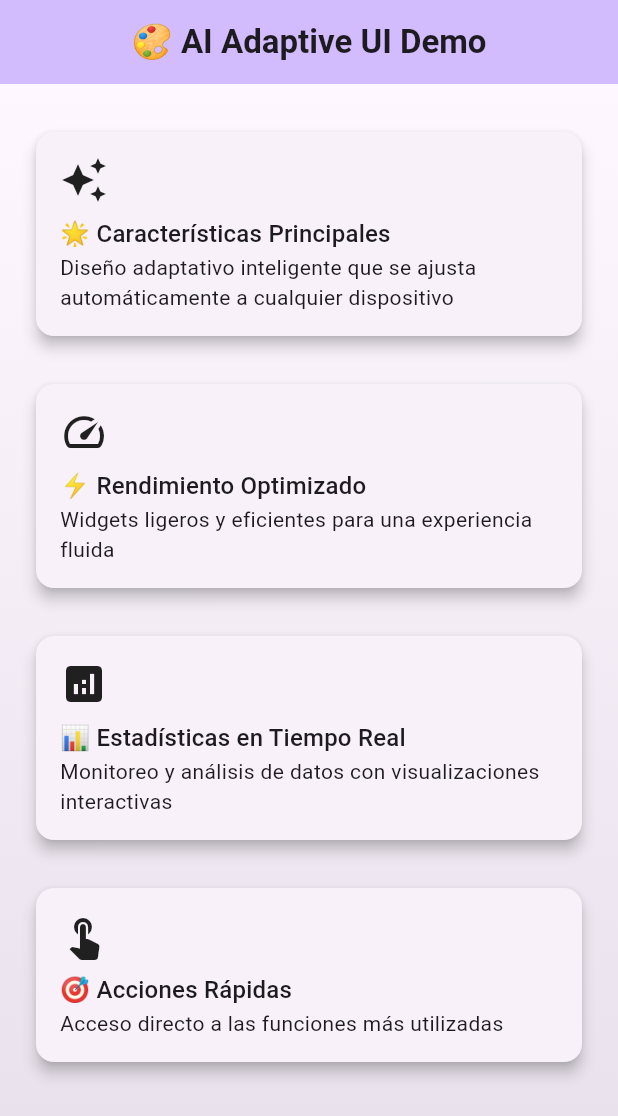
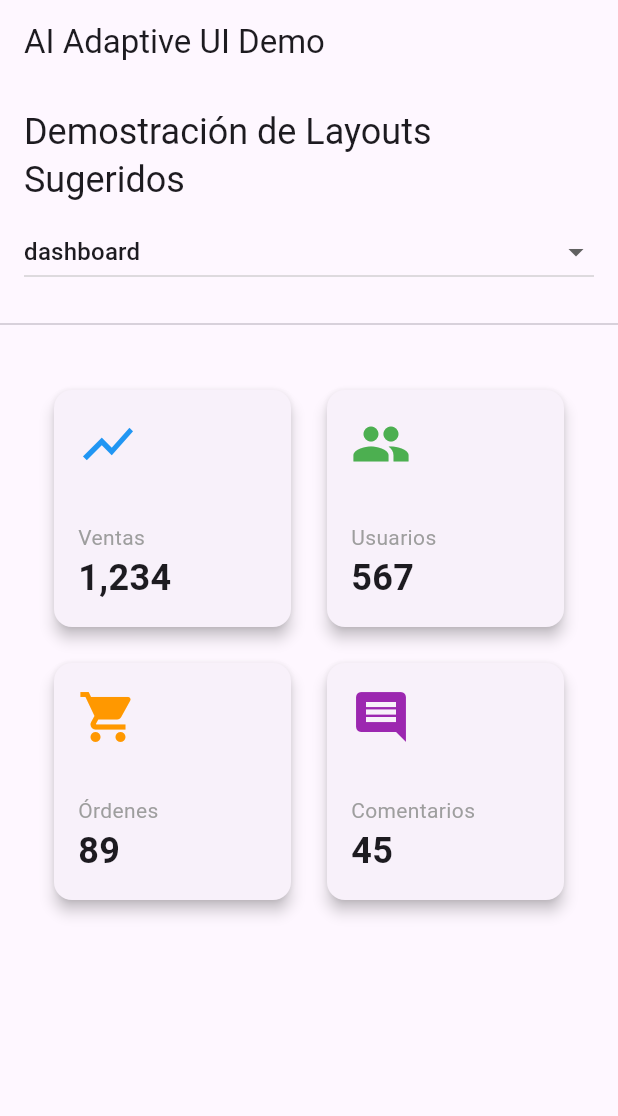
Before and after one commit to Alsahim0420/ai_adaptive_ui, a Flutter app: the screen it shows after launch, on a phone screen of 412 x 824 dp. Shown: the top 1116 px of the screen. Run offline on Flutter 3.47's test engine with Material 3 defaults, Android fonts, the phone set to English and light mode, and no system bars.

Commit message:
feat(demo): Añadir una demostración visual completa de los layouts sugeridos
Se crea un nuevo archivo `ai_suggestion_demo.dart` que implementa una aplicación de demostración utilizando `AiLayoutSuggestor`. La aplicación permite a los usuarios seleccionar diferentes tipos de layouts a través de un DropdownButton y muestra el layout sugerido dinámicamente. Se actualiza `main.dart` para utilizar esta nueva demostración y se ajustan las pruebas para verificar el funcionamiento correcto de la nueva funcionalidad.

```diff
--- a/example/lib/main.dart
+++ b/example/lib/main.dart
@@ -1,218 +1,106 @@
+import 'package:ai_adaptive_ui/ai_adaptive_ui.dart';
 import 'package:flutter/material.dart';
-import 'package:ai_adaptive_ui/ai_adaptive_ui.dart';
+
+// Este archivo sirve como el ejemplo principal para la librería ai_adaptive_ui.
+// Demuestra cómo usar el AiLayoutSuggestor para generar y mostrar dinámicamente
+// diferentes plantillas de UI predefinidas.
 
 void main() {
-  runApp(const MyApp());
+  runApp(const MainExampleApp());
 }
 
-/// Aplicación principal que demuestra el uso del paquete ai_adaptive_ui
-class MyApp extends StatelessWidget {
-  const MyApp({super.key});
+class MainExampleApp extends StatelessWidget {
+  const MainExampleApp({super.key});
 
   @override
   Widget build(BuildContext context) {
+    // 1. Configuración de la aplicación principal con Material 3.
     return MaterialApp(
       title: 'AI Adaptive UI Demo',
       debugShowCheckedModeBanner: false,
       theme: ThemeData(
         useMaterial3: true,
         colorSchemeSeed: Colors.deepPurple,
-        // Configuración adicional para un diseño más moderno
-        cardTheme: const CardTheme(
-          elevation: 4,
-          margin: EdgeInsets.all(8),
+        brightness: Brightness.light,
       ),
+      darkTheme: ThemeData(
+        useMaterial3: true,
+        colorSchemeSeed: Colors.deepPurple,
+        brightness: Brightness.dark,
       ),
-      home: const MyHomePage(),
+      home: const SuggestionDemoScreen(),
     );
   }
 }
 
-/// Página principal que demuestra los layouts adaptativos
-class MyHomePage extends StatelessWidget {
-  const MyHomePage({super.key});
+// 4. StatefulWidget para manejar el estado de la selección del layout.
+class SuggestionDemoScreen extends StatefulWidget {
+  const SuggestionDemoScreen({super.key});
+
+  @override
+  State<SuggestionDemoScreen> createState() => _SuggestionDemoScreenState();
+}
+
+class _SuggestionDemoScreenState extends State<SuggestionDemoScreen> {
+  // El tipo de layout actualmente seleccionado.
+  SuggestedLayoutType _selectedLayout = SuggestedLayoutType.dashboard;
+
+  // Instancia del sugeridor de layouts.
+  final AiLayoutSuggestor _suggestor = AiLayoutSuggestor();
 
   @override
   Widget build(BuildContext context) {
     return Scaffold(
       appBar: AppBar(
-        title: const Text(
-          '🎨 AI Adaptive UI Demo',
-          style: TextStyle(fontWeight: FontWeight.bold),
+        title: const Text('AI Adaptive UI Demo'),
       ),
-        backgroundColor: Theme.of(context).colorScheme.inversePrimary,
-        elevation: 0,
-        centerTitle: true,
+      // 5. El layout principal es una columna para organizar los widgets.
+      body: Column(
+        crossAxisAlignment: CrossAxisAlignment.stretch,
+        children: [
+          Padding(
+            padding: const EdgeInsets.all(16.0),
+            child: Column(
+              crossAxisAlignment: CrossAxisAlignment.start,
+              children: [
+                Text(
+                  'Demostración de Layouts Sugeridos',
+                  style: Theme.of(context).textTheme.headlineSmall,
                 ),
-      body: Container(
-        decoration: BoxDecoration(
-          gradient: LinearGradient(
-            begin: Alignment.topCenter,
-            end: Alignment.bottomCenter,
-            colors: [
-              Theme.of(context).colorScheme.surface,
-              Theme.of(context).colorScheme.surfaceVariant,
+                const SizedBox(height: 8),
+                // 2. DropdownButton para seleccionar un tipo de layout.
+                // 6. Se usa .values.map() para crear los items del dropdown.
+                DropdownButton<SuggestedLayoutType>(
+                  value: _selectedLayout,
+                  isExpanded: true,
+                  items: SuggestedLayoutType.values
+                      .map((type) => DropdownMenuItem(
+                            value: type,
+                            child: Text(type.name),
+                          ))
+                      .toList(),
+                  onChanged: (newValue) {
+                    if (newValue != null) {
+                      // Actualiza el estado para que la UI se redibuje.
+                      setState(() {
+                        _selectedLayout = newValue;
+                      });
+                    }
+                  },
+                ),
               ],
             ),
           ),
+          const Divider(),
+          // 3. El widget generado por el AiLayoutSuggestor se muestra aquí.
+          Expanded(
             child: Padding(
               padding: const EdgeInsets.all(16.0),
-          child: AdaptiveLayout(
-            // Layout para pantallas pequeñas (móviles)
-            small: (context) => _buildSmallLayout(context),
-            // Layout para pantallas medianas (tablets)
-            medium: (context) => _buildMediumLayout(context),
-            // Layout para pantallas grandes (desktop)
-            large: (context) => _buildLargeLayout(context),
-          ),
-        ),
-      ),
-    );
-  }
-
-  /// Layout para pantallas pequeñas: Lista vertical con tarjetas apiladas
-  Widget _buildSmallLayout(BuildContext context) {
-    return ListView(
-      padding: const EdgeInsets.symmetric(vertical: 8),
-      children: [
-        _buildInfoCard(context),
-        const SizedBox(height: 16),
-        _buildFeatureCard(context),
-        const SizedBox(height: 16),
-        _buildStatsCard(context),
-        const SizedBox(height: 16),
-        _buildActionCard(context),
-      ],
-    );
-  }
-
-  /// Layout para pantallas medianas: Fila horizontal con tarjetas expandidas
-  Widget _buildMediumLayout(BuildContext context) {
-    return Row(
-      crossAxisAlignment: CrossAxisAlignment.start,
-      children: [
-        Expanded(
-          child: Column(
-            children: [
-              _buildInfoCard(context),
-              const SizedBox(height: 16),
-              _buildFeatureCard(context),
-            ],
-          ),
-        ),
-        const SizedBox(width: 16),
-        Expanded(
-          child: Column(
-            children: [
-              _buildStatsCard(context),
-              const SizedBox(height: 16),
-              _buildActionCard(context),
-            ],
+              // El widget cambia dinámicamente.
+              child: _suggestor.suggest(_selectedLayout),
             ),
           ),
         ],
-    );
-  }
-
-  /// Layout para pantallas grandes: Grid de 3 columnas
-  Widget _buildLargeLayout(BuildContext context) {
-    return GridView.count(
-      crossAxisCount: 3,
-      crossAxisSpacing: 16,
-      mainAxisSpacing: 16,
-      childAspectRatio: 1.2,
-      children: [
-        _buildInfoCard(context),
-        _buildFeatureCard(context),
-        _buildStatsCard(context),
-        _buildActionCard(context),
-        _buildSettingsCard(context),
-        _buildProfileCard(context),
-      ],
-    );
-  }
-
-  // ===== TARJETAS DE EJEMPLO =====
-
-  /// Tarjeta de información principal
-  Widget _buildInfoCard(BuildContext context) {
-    return AdaptiveCard(
-      title: '🌟 Características Principales',
-      subtitle:
-          'Diseño adaptativo inteligente que se ajusta automáticamente a cualquier dispositivo',
-      icon: Icons.auto_awesome,
-      onTap: () => _showSnackBar(context, '✨ ¡Características principales!'),
-    );
-  }
-
-  /// Tarjeta de funcionalidades
-  Widget _buildFeatureCard(BuildContext context) {
-    return AdaptiveCard(
-      title: '⚡ Rendimiento Optimizado',
-      subtitle: 'Widgets ligeros y eficientes para una experiencia fluida',
-      icon: Icons.speed,
-      onTap: () => _showSnackBar(context, '🚀 ¡Rendimiento optimizado!'),
-    );
-  }
-
-  /// Tarjeta de estadísticas
-  Widget _buildStatsCard(BuildContext context) {
-    return AdaptiveCard(
-      title: '📊 Estadísticas en Tiempo Real',
-      subtitle:
-          'Monitoreo y análisis de datos con visualizaciones interactivas',
-      icon: Icons.analytics,
-      onTap: () => _showSnackBar(context, '📈 ¡Estadísticas actualizadas!'),
-    );
-  }
-
-  /// Tarjeta de acciones
-  Widget _buildActionCard(BuildContext context) {
-    return AdaptiveCard(
-      title: '🎯 Acciones Rápidas',
-      subtitle: 'Acceso directo a las funciones más utilizadas',
-      icon: Icons.touch_app,
-      onTap: () => _showSnackBar(context, '🎯 ¡Acción ejecutada!'),
-    );
-  }
-
-  /// Tarjeta de configuración (solo para pantallas grandes)
-  Widget _buildSettingsCard(BuildContext context) {
-    return AdaptiveCard(
-      title: '⚙️ Configuración Avanzada',
-      subtitle: 'Personaliza la experiencia según tus preferencias',
-      icon: Icons.settings,
-      onTap: () => _showSnackBar(context, '⚙️ ¡Configuración abierta!'),
-    );
-  }
-
-  /// Tarjeta de perfil (solo para pantallas grandes)
-  Widget _buildProfileCard(BuildContext context) {
-    return AdaptiveCard(
-      title: '👤 Perfil de Usuario',
-      subtitle: 'Gestiona tu información personal y preferencias',
-      icon: Icons.person,
-      onTap: () => _showSnackBar(context, '👤 ¡Perfil actualizado!'),
-    );
-  }
-
-  /// Muestra un mensaje de confirmación al usuario
-  void _showSnackBar(BuildContext context, String message) {
-    ScaffoldMessenger.of(context).showSnackBar(
-      SnackBar(
-        content: Row(
-          children: [
-            const Icon(Icons.check_circle, color: Colors.white),
-            const SizedBox(width: 8),
-            Expanded(child: Text(message)),
-          ],
-        ),
-        backgroundColor: Theme.of(context).colorScheme.primary,
-        duration: const Duration(seconds: 2),
-        behavior: SnackBarBehavior.floating,
-        shape: RoundedRectangleBorder(
-          borderRadius: BorderRadius.circular(8),
-        ),
       ),
     );
   }
--- a/lib/ai_adaptive_ui.dart
+++ b/lib/ai_adaptive_ui.dart
@@ -3,3 +3,4 @@ library ai_adaptive_ui;
 export 'src/core/adaptive_context.dart';
 export 'src/responsive/adaptive_layout.dart';
 export 'src/widgets/adaptive_card.dart';
+export 'src/ai_suggestions/ai_layout_suggestor.dart';
--- a/lib/src/ai_suggestions/ai_layout_suggestor.dart
+++ b/lib/src/ai_suggestions/ai_layout_suggestor.dart
@@ -103,7 +103,7 @@ class AiLayoutSuggestor {
             ),
           ),
           const SizedBox(height: 20),
-          ElevatedButton(
+          const ElevatedButton(
             onPressed: null, // Deshabilitado para el ejemplo
             child: Text('Enviar'),
           ),
```
Also changed, not shown: example/lib/ai_suggestion_demo.dart (added, +157 -0 lines), 1 other file. Lines whose indentation alone changed are shown as unchanged.
